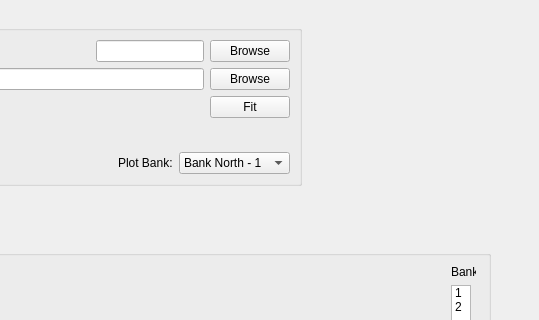
Above: MantidQt/CustomInterfaces/inc/MantidQtCustomInterfaces/EnggDiffraction/EnggDiffractionQtTabFitting.ui from mantidproject/mantid before the change; both pictures show x 116 to 655 and y 0 to 320 of the 655 by 671 pixel window. Below: the same form after it.
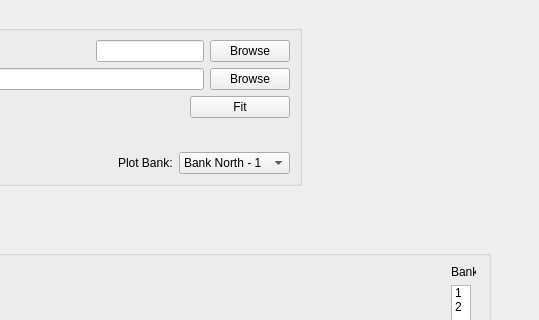
That is the form after the change.

Commit message:
input checks to carry out before single peak fits
refs #15550

Patch:
```diff
--- a/MantidQt/CustomInterfaces/inc/MantidQtCustomInterfaces/EnggDiffraction/EnggDiffractionQtTabFitting.ui
+++ b/MantidQt/CustomInterfaces/inc/MantidQtCustomInterfaces/EnggDiffraction/EnggDiffractionQtTabFitting.ui
@@ -124,6 +124,12 @@
         </item>
         <item>
          <widget class="QPushButton" name="pushButton_fit">
+          <property name="minimumSize">
+           <size>
+            <width>100</width>
+            <height>0</height>
+           </size>
+          </property>
           <property name="text">
            <string>Fit</string>
           </property>
```
The commit also changes 2 other files.
